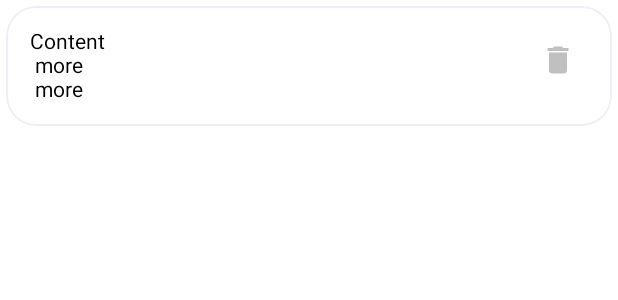
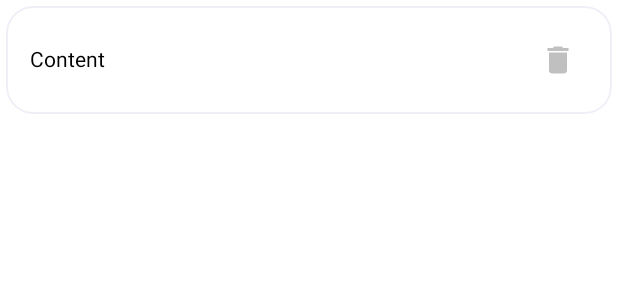
Before and after one commit to Xsinh/Papers, an Android app built with Jetpack Compose: the @Preview function MainNoteItemPreview, on a phone screen of 412 x 824 dp. Shown: the top 300 px of the screen. Run offline under Robolectric (Android 15) with nearby library versions, the phone set to English and light mode, and no system bars.

Commit message:
- Внес правки в UI

```diff
--- a/app/src/main/java/com/implosion/papers/presentation/ui/screen/main/screen/MainComponents.kt
+++ b/app/src/main/java/com/implosion/papers/presentation/ui/screen/main/screen/MainComponents.kt
@@ -90,8 +90,9 @@ private fun MainNoteItem(
             }
             .padding(16.dp),
         horizontalArrangement = Arrangement.Absolute.SpaceBetween,
+        verticalAlignment = Alignment.CenterVertically
     ) {
-        Column(modifier = Modifier.weight(1f)) {
+        Column {
             if (item.title.isNullOrEmpty()) {
                 Text(
                     text = item.content,
@@ -197,7 +198,7 @@ private fun MainNoteItemPreview() {
         item = NoteModel(
             noteId = 0,
 //            title = "Title",
-            content = "Content \n more \n more",
+            content = "Content",
             createdAt = 0L,
             updatedAt = 0L
         ),
```
